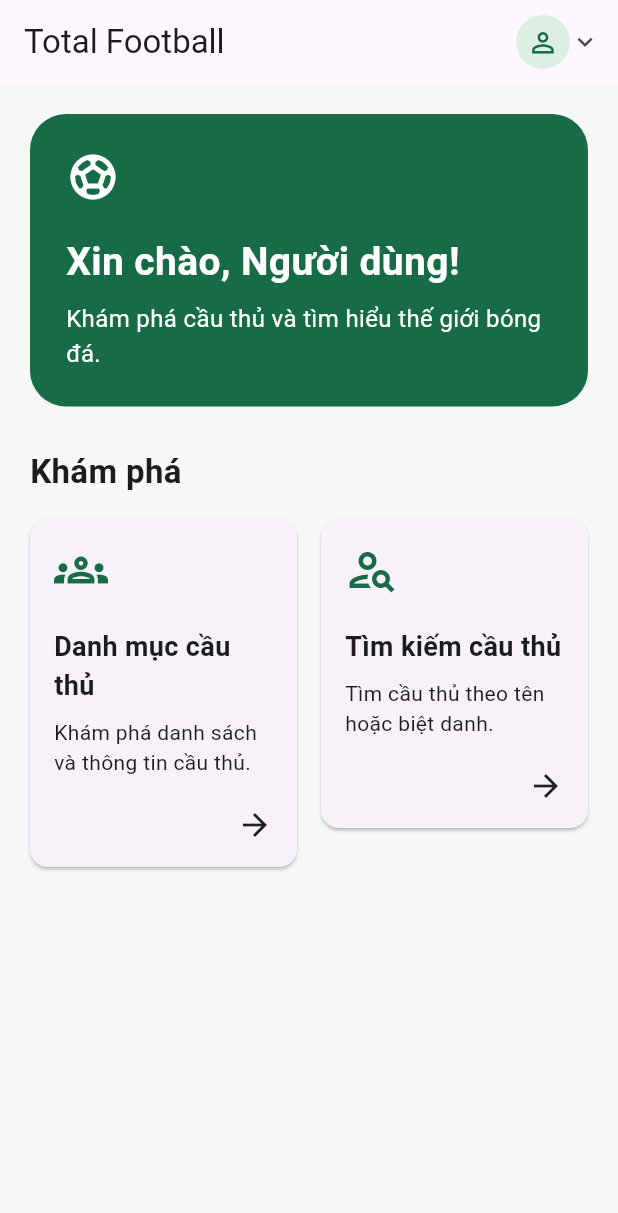
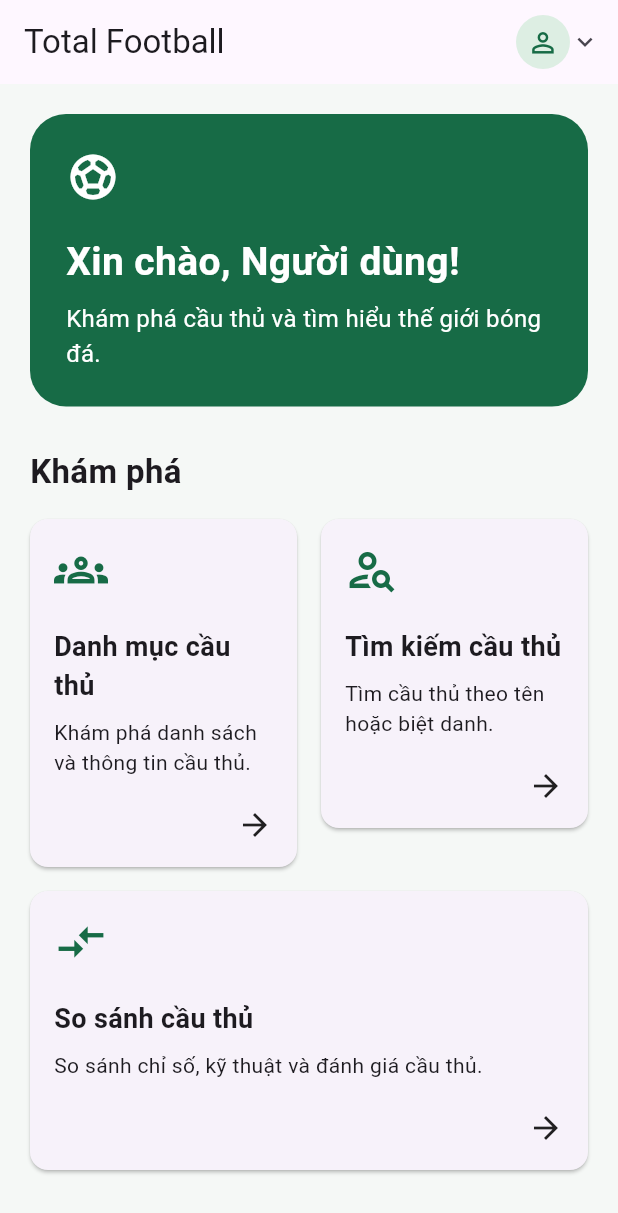
Before and after one commit to kinocoder/PRM393-Flutter-LearningProject-TotalFootballAnalysis, a Flutter app: the screen it shows once a user with an empty profile is signed in, on a phone screen of 412 x 824 dp. Shown: the top 1213 px of the screen. Run offline on Flutter 3.47's test engine with Material 3 defaults, Android fonts, the phone set to English and light mode, and no system bars; our stand-ins replace cloud_firestore, firebase_auth, firebase_core, flutter_riverpod, image_picker, riverpod_annotation; accounts and stored records are empty; generated files the repository leaves out were written again.

Commit message:
UPDATE HOME SC

```diff
--- a/lib/ui/home/widgets/home_screen.dart
+++ b/lib/ui/home/widgets/home_screen.dart
@@ -98,6 +98,17 @@ class HomeScreen extends ConsumerWidget {
                               : () =>
                                     Navigator.pushNamed(context, AppRoutes.b02),
                         ),
+                        _FeatureCard(
+                          width: constraints.maxWidth,
+                          icon: Icons.compare_arrows,
+                          title: 'So sánh cầu thủ',
+                          description:
+                          'So sánh chỉ số, kỹ thuật và đánh giá cầu thủ.',
+                          onTap: logout.isLoading
+                              ? null
+                              : () =>
+                              Navigator.pushNamed(context, AppRoutes.a01),
+                        ),
                       ],
                     );
                   },
```
